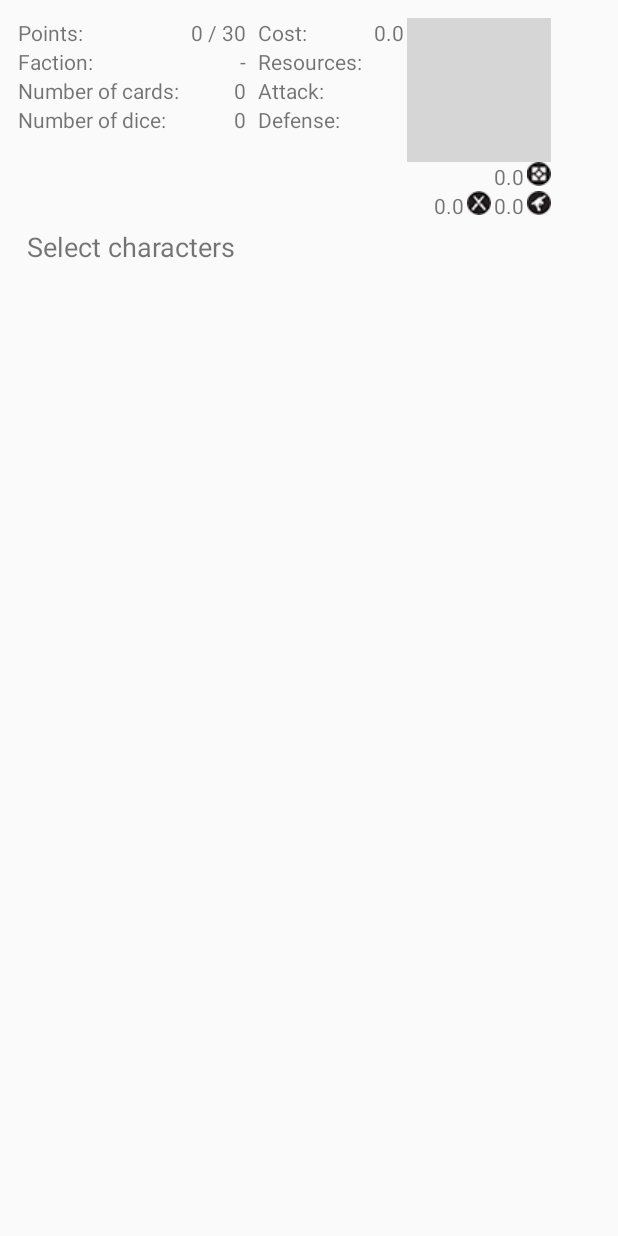
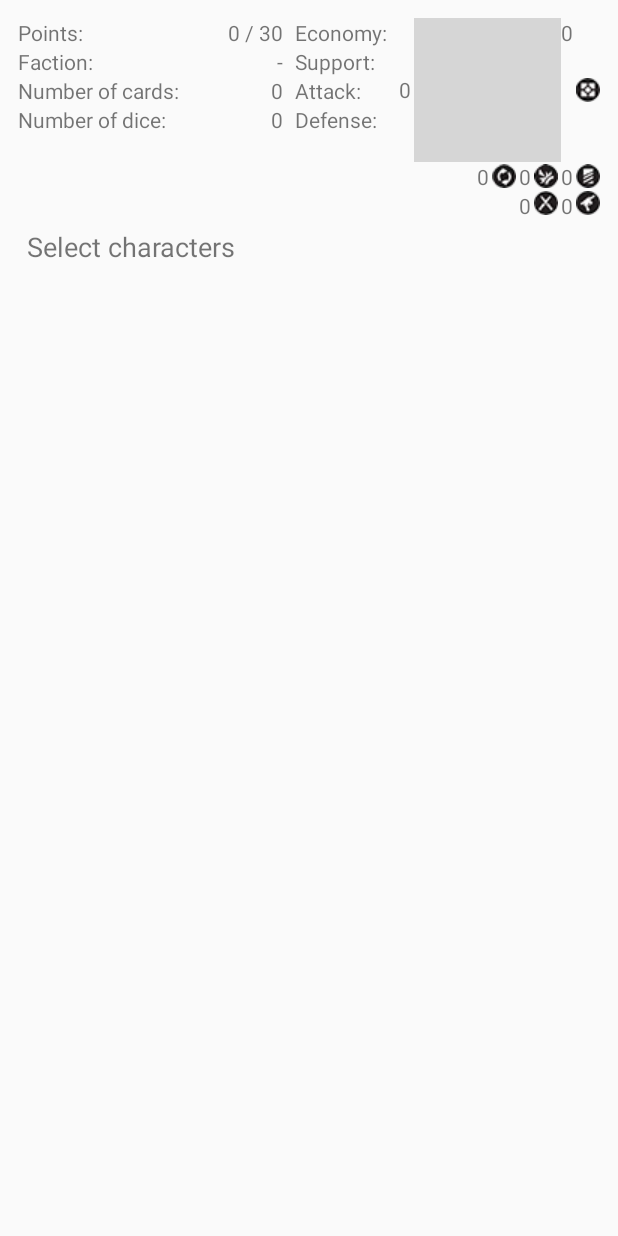
Before and after one commit to hckling/DestinyCardManager, an Android app: the BuildDeckPagerActivity screen opened directly, with no data from a screen before it, on a phone screen of 412 x 824 dp. Run offline under Robolectric (Android 15) with nearby library versions, the phone set to English and light mode, and no system bars; grey boxes are pictures that could not be loaded.

Commit message:
Cost dice now show up for characters. All deck stats in place.

```diff
--- a/app/src/main/java/com/cardmanager/apps/kling/destinycardmanager/activities/BuildDeckPagerActivity.java
+++ b/app/src/main/java/com/cardmanager/apps/kling/destinycardmanager/activities/BuildDeckPagerActivity.java
@@ -88,19 +88,28 @@ public class BuildDeckPagerActivity extends FragmentActivity {
         tvFaction.setText(deck.getFaction());
 
         TextView tvMeleeAttack = (TextView) findViewById(R.id.tvMeleeAttack);
-        tvMeleeAttack.setText(String.valueOf(deck.getMeleeAttackRating()));
+        tvMeleeAttack.setText(String.format("%.0f", deck.getMeleeAttackRating()));
 
         TextView tvRangedAttack = (TextView) findViewById(R.id.tvRangedAttack);
-        tvRangedAttack.setText(String.valueOf(deck.getRangedAttackRating()));
+        tvRangedAttack.setText(String.format("%.0f", deck.getRangedAttackRating()));
 
         TextView tvCost = (TextView) findViewById(R.id.tvCost);
-        tvCost.setText(String.valueOf(deck.getCostRating()));
+        tvCost.setText(String.format("%.0f", deck.getCostRating()));
 
         TextView tvDefense = (TextView) findViewById(R.id.tvDefense);
-        tvDefense.setText(String.valueOf(deck.getDefenceRating()));
+        tvDefense.setText(String.format("%.0f", deck.getDefenceRating()));
 
         TextView tvResources = (TextView) findViewById(R.id.tvResources);
-        tvResources.setText(String.valueOf(deck.getIncomeRating()));
+        tvResources.setText(String.format("%.0f", deck.getIncomeRating()));
+
+        TextView tvDiscard = (TextView) findViewById(R.id.tvDiscard);
+        tvCost.setText(String.format("%.0f", deck.getDiscardRating()));
+
+        TextView tvDisrupt = (TextView) findViewById(R.id.tvDisrupt);
+        tvDefense.setText(String.format("%.0f", deck.getDisruptRating()));
+
+        TextView tvFocus = (TextView) findViewById(R.id.tvFocus);
+        tvResources.setText(String.format("%.0f", deck.getFocusRating()));
     }
 
     private void readOwnedCardsFromDb() {
--- a/app/src/main/java/com/cardmanager/apps/kling/destinycardmanager/adapters/SelectableCharacterListAdapter.java
+++ b/app/src/main/java/com/cardmanager/apps/kling/destinycardmanager/adapters/SelectableCharacterListAdapter.java
@@ -213,8 +213,10 @@ public class SelectableCharacterListAdapter extends ArrayAdapter<CharacterSelect
                 TextView tvDieResultCost = (TextView) getDynamicView(convertView, viewName);
 
                 if (result.getCost() > 0) {
+                    tvDieResultCost.setVisibility(View.VISIBLE);
                     tvDieResultCost.setText(String.valueOf(result.getCost()));
                 } else {
+                    tvDieResultCost.setVisibility(View.GONE);
                     tvDieResultCost.setText("");
                 }
             }
--- a/app/src/main/java/com/cardmanager/apps/kling/destinycardmanager/model/Deck.java
+++ b/app/src/main/java/com/cardmanager/apps/kling/destinycardmanager/model/Deck.java
@@ -176,7 +176,7 @@ public class Deck {
         double result = 0;
 
         for(CardSelectionInfo c: getAllSelectedCards()) {
-            result += c.getCard().getMeleeAttackRating();
+            result += c.getMeleeAttackRating();
         }
 
         return result;
@@ -186,7 +186,7 @@ public class Deck {
         double result = 0;
 
         for(CardSelectionInfo c: getAllSelectedCards()) {
-            result += c.getCard().getRangedAttackRating();
+            result += c.getRangedAttackRating();
         }
 
         return result;
@@ -196,7 +196,7 @@ public class Deck {
         double result = 0;
 
         for(CardSelectionInfo c: getAllSelectedCards()) {
-            result += c.getCard().getCostRating();
+            result += c.getCostRating();
         }
 
         return result;
@@ -206,7 +206,7 @@ public class Deck {
         double result = 0;
 
         for(CardSelectionInfo c: getAllSelectedCards()) {
-            result += c.getCard().getIncomeRating();
+            result += c.getIncomeRating();
         }
 
         return result;
@@ -216,7 +216,37 @@ public class Deck {
         double result = 0;
 
         for (CardSelectionInfo c: getAllSelectedCards()) {
-            result += c.getCard().getDefenceRating();
+            result += c.getDefenceRating();
+        }
+
+        return result;
+    }
+
+    public double getFocusRating() {
+        double result = 0;
+
+        for (CardSelectionInfo c: getAllSelectedCards()) {
+            result += c.getFocusRating();
+        }
+
+        return result;
+    }
+
+    public double getDisruptRating() {
+        double result = 0;
+
+        for (CardSelectionInfo c: getAllSelectedCards()) {
+            result += c.getDisruptRating();
+        }
+
+        return result;
+    }
+
+    public double getDiscardRating() {
+        double result = 0;
+
+        for (CardSelectionInfo c: getAllSelectedCards()) {
+            result += c.getDiscardRating();
         }
 
         return result;
--- a/app/src/main/res/layout/activity_build_deck.xml
+++ b/app/src/main/res/layout/activity_build_deck.xml
@@ -13,9 +13,17 @@
         android:layout_height="0dp"
         android:layout_weight="2"
         android:padding="4dp">
+
+        <LinearLayout
+            android:orientation="horizontal"
+            android:layout_width="0dp"
+            android:layout_weight="2"
+            android:layout_height="wrap_content">
+
             <LinearLayout
                 android:orientation="vertical"
-            android:layout_width="wrap_content"
+                android:layout_width="0dp"
+                android:layout_weight="1"
                 android:layout_height="match_parent"
                 android:padding="4dp">
                 <TextView
@@ -77,17 +85,18 @@
                     android:gravity="right"/>
 
             </LinearLayout>
+        </LinearLayout>
         <LinearLayout
             android:orientation="vertical"
             android:layout_width="wrap_content"
             android:layout_height="match_parent"
             android:padding="4dp">
             <TextView
-                android:text="Cost:"
+                android:text="Economy:"
                 android:layout_width="wrap_content"
                 android:layout_height="wrap_content" />
             <TextView
-                android:text="Resources:"
+                android:text="Support:"
                 android:layout_width="wrap_content"
                 android:layout_height="wrap_content" />
 
@@ -108,62 +117,103 @@
             android:padding="4dp">
 
             <LinearLayout
-                android:layout_gravity="right"
+                android:gravity="right"
                 android:orientation="horizontal"
-                android:layout_width="wrap_content"
+                android:layout_width="match_parent"
                 android:layout_height="wrap_content">
                 <TextView
                     android:id="@+id/tvCost"
                     android:text="0"
                     android:layout_width="wrap_content"
                     android:layout_height="wrap_content"
-                    android:layout_gravity="right"
-                    android:gravity="right"
+                    android:layout_gravity="center_vertical"
                     android:paddingRight="2dp"/>
                 <ImageView
                     android:src="@drawable/resource_small_yellow"
                     android:layout_width="wrap_content"
-                    android:layout_height="wrap_content" />
-            </LinearLayout>
-
-
-            <LinearLayout
-                android:layout_gravity="right"
-                android:orientation="horizontal"
-                android:layout_width="wrap_content"
-                android:layout_height="wrap_content">
+                    android:layout_height="wrap_content"
+                    android:layout_gravity="center_vertical"
+                    android:paddingRight="2dp"/>
                 <TextView
                     android:id="@+id/tvResources"
                     android:text="0"
                     android:layout_width="wrap_content"
                     android:layout_height="wrap_content"
-                    android:layout_gravity="right"
-                    android:gravity="right"
                     android:paddingRight="2dp"/>
                 <ImageView
                     android:src="@drawable/resource_small"
                     android:layout_width="wrap_content"
-                    android:layout_height="wrap_content" />
+                    android:layout_height="wrap_content"
+                    android:layout_gravity="center_vertical"/>
             </LinearLayout>
 
             <LinearLayout
-                android:layout_gravity="right"
+                android:gravity="right"
                 android:orientation="horizontal"
+                android:layout_width="match_parent"
+                android:layout_height="wrap_content">
+                <TextView
+                    android:id="@+id/tvFocus"
+                    android:text="0"
                     android:layout_width="wrap_content"
+                    android:layout_height="wrap_content"
+                    android:layout_gravity="center_vertical"
+                    android:gravity="right"
+                    android:paddingRight="2dp"/>
+                <ImageView
+                    android:src="@drawable/focus_small"
+                    android:layout_width="wrap_content"
+                    android:layout_height="wrap_content"
+                    android:layout_gravity="center_vertical"
+                    android:paddingRight="2dp"/>
+                <TextView
+                    android:id="@+id/tvDisrupt"
+                    android:text="0"
+                    android:layout_width="wrap_content"
+                    android:layout_height="wrap_content"
+                    android:layout_gravity="center_vertical"
+                    android:gravity="right"
+                    android:paddingRight="2dp"/>
+                <ImageView
+                    android:src="@drawable/disrupt_small"
+                    android:layout_width="wrap_content"
+                    android:layout_height="wrap_content"
+                    android:layout_gravity="center_vertical"
+                    android:paddingRight="2dp"/>
+                <TextView
+                    android:id="@+id/tvDiscard"
+                    android:text="0"
+                    android:layout_width="wrap_content"
+                    android:layout_height="wrap_content"
+                    android:layout_gravity="center_vertical"
+                    android:gravity="right"
+                    android:paddingRight="2dp"/>
+                <ImageView
+                    android:src="@drawable/discard_small"
+                    android:layout_width="wrap_content"
+                    android:layout_height="wrap_content"
+                    android:layout_gravity="center_vertical" />
+            </LinearLayout>
+
+            <LinearLayout
+                android:gravity="right"
+                android:orientation="horizontal"
+                android:layout_width="match_parent"
                 android:layout_height="wrap_content">
                 <TextView
                     android:id="@+id/tvMeleeAttack"
                     android:text="0"
                     android:layout_width="wrap_content"
                     android:layout_height="wrap_content"
-                    android:layout_gravity="right"
-                    android:gravity="right"
+                    android:layout_gravity="center_vertical"
+                    android:gravity="left"
                     android:paddingRight="2dp"/>
 
                 <ImageView
                     android:src="@drawable/melee_small"
                     android:layout_width="wrap_content"
                     android:layout_height="wrap_content"
+                    android:layout_gravity="center_vertical"
                     android:paddingRight="2dp"/>
 
                 <TextView
@@ -171,20 +221,23 @@
                     android:id="@+id/tvRangedAttack"
                     android:layout_width="wrap_content"
                     android:layout_height="wrap_content"
+                    android:layout_gravity="center_vertical"
                     android:paddingRight="2dp"/>
 
                 <ImageView
                     android:src="@drawable/ranged_small"
                     android:layout_width="wrap_content"
+                    android:layout_gravity="center_vertical"
                     android:layout_height="wrap_content"/>
 
             </LinearLayout>
 
             <LinearLayout
-                android:layout_gravity="right"
+                android:gravity="right"
                 android:orientation="horizontal"
-                android:layout_width="wrap_content"
+                android:layout_width="match_parent"
                 android:layout_height="wrap_content">
+
                 <TextView
                     android:id="@+id/tvDefense"
                     android:text="0"
@@ -196,7 +249,8 @@
                 <ImageView
                     android:src="@drawable/shield_small"
                     android:layout_width="wrap_content"
-                    android:layout_height="wrap_content" />
+                    android:layout_height="wrap_content"
+                    android:layout_gravity="center_vertical"/>
             </LinearLayout>
 
         </LinearLayout>
```
Also changed, not shown: app/src/main/java/com/cardmanager/apps/kling/destinycardmanager/model/Card.java (+12 -0 lines), app/src/main/java/com/cardmanager/apps/kling/destinycardmanager/model/CardSelectionInfo.java (+32 -0 lines), app/src/main/java/com/cardmanager/apps/kling/destinycardmanager/model/CharacterCard.java (+15 -0 lines), app/src/main/java/com/cardmanager/apps/kling/destinycardmanager/model/CharacterSelectionInfo.java (+73 -0 lines), app/src/main/java/com/cardmanager/apps/kling/destinycardmanager/model/DiceCard.java (+46 -0 lines), app/src/main/res/layout/select_character_list_item.xml (+6 -11 lines). Lines whose indentation alone changed are shown as unchanged.
